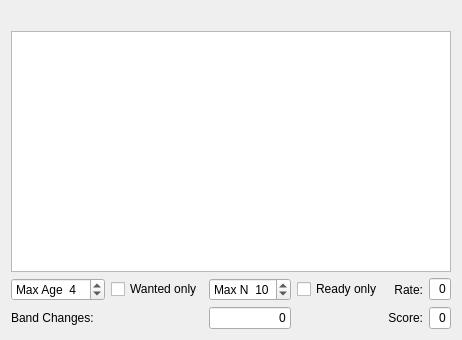
Qt form widgets/activeStations.ui (GeoBaltz/wsjtx) before a commit.
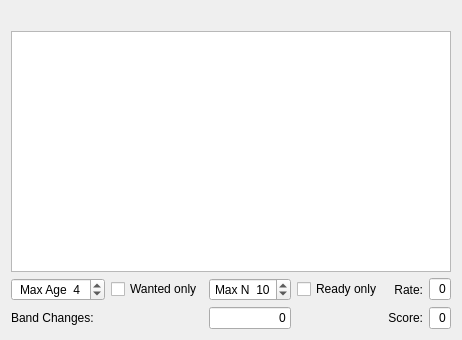
The same form after that commit.

Commit message: Use AlignCenter for Max Age and Max N controls in Active Stations window [b2a1c2d].

Patch:
```diff
--- a/widgets/activeStations.ui
+++ b/widgets/activeStations.ui
@@ -129,6 +129,9 @@
          <property name="toolTip">
           <string>&lt;html&gt;&lt;head/&gt;&lt;body&gt;&lt;p&gt;Set maximum elapsed number of T/R sequences.&lt;/p&gt;&lt;/body&gt;&lt;/html&gt;</string>
          </property>
+         <property name="alignment">
+          <set>Qt::AlignCenter</set>
+         </property>
          <property name="prefix">
           <string>Max Age  </string>
          </property>
@@ -160,6 +163,9 @@
          <property name="toolTip">
           <string>&lt;html&gt;&lt;head/&gt;&lt;body&gt;&lt;p&gt;Set maximum number of displayed lines.&lt;/p&gt;&lt;/body&gt;&lt;/html&gt;</string>
          </property>
+         <property name="alignment">
+          <set>Qt::AlignCenter</set>
+         </property>
          <property name="prefix">
           <string>Max N  </string>
          </property>
```
